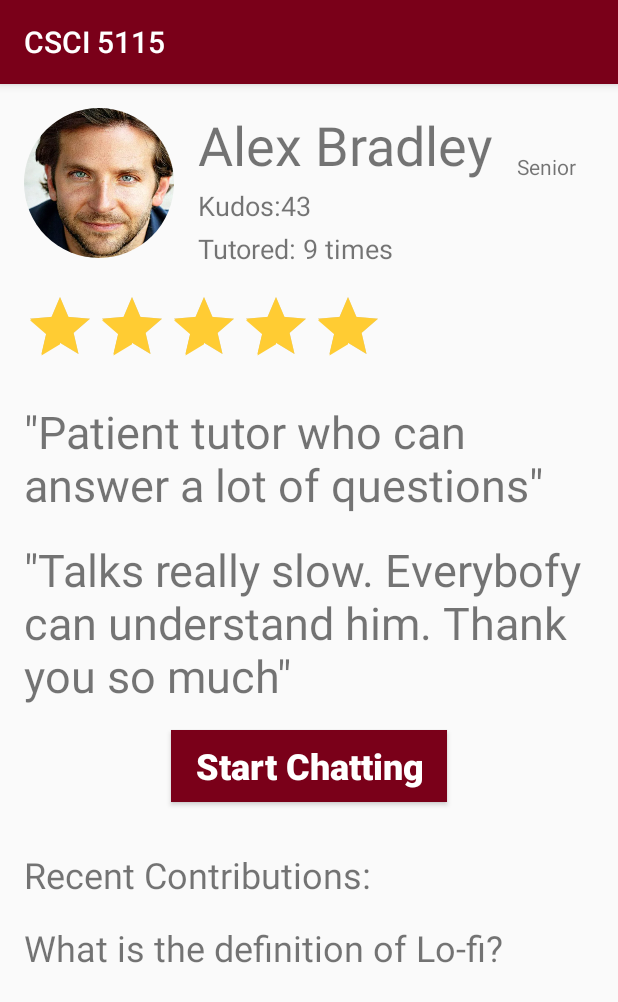
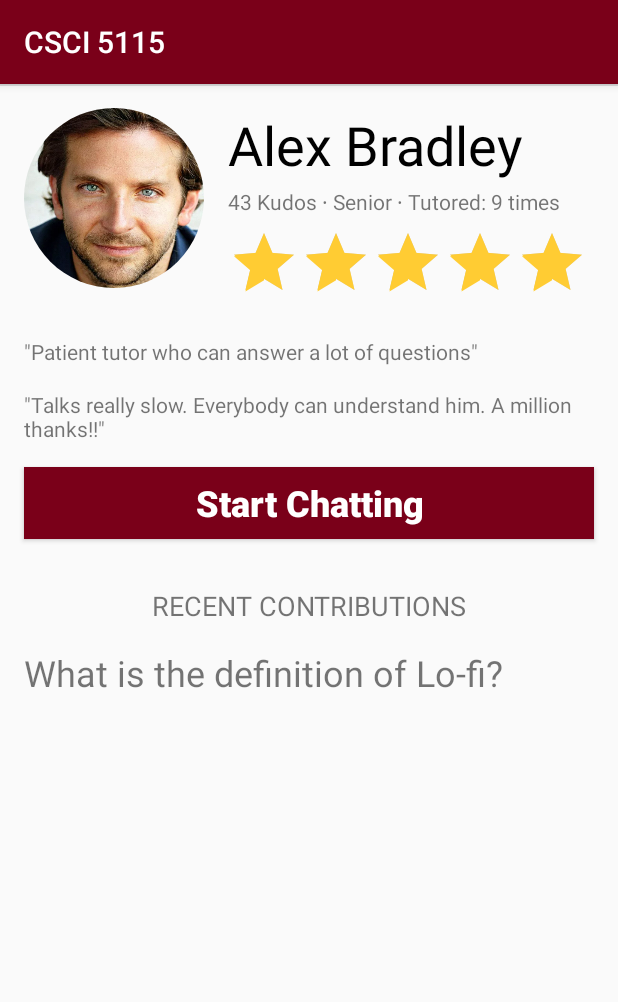
Before and after one commit to jiangzhengwenjz/upeers, an Android app: the TutorDetailActivity screen opened directly, with no data from a screen before it, on a phone screen of 412 x 824 dp. Shown: the top 1002 px of the screen. Run offline under Robolectric (Android 15) with nearby library versions, the phone set to English and light mode, and no system bars; our stand-ins replace CircleImageView.

Commit message:
updated some xml

```diff
--- a/app/src/main/res/layout/activity_tutor_detail.xml
+++ b/app/src/main/res/layout/activity_tutor_detail.xml
@@ -8,8 +8,8 @@
 
     <de.hdodenhof.circleimageview.CircleImageView
         android:id="@+id/tutor_avatar"
-        android:layout_width="@dimen/avatar_dimen"
-        android:layout_height="@dimen/avatar_dimen"
+        android:layout_width="@dimen/avatar_dimen_2"
+        android:layout_height="@dimen/avatar_dimen_2"
         android:layout_marginStart="16dp"
         android:layout_marginLeft="16dp"
         android:layout_marginTop="16dp"
@@ -24,6 +24,7 @@
         android:layout_marginStart="16dp"
         android:layout_marginLeft="16dp"
         android:text="Alex Bradley"
+        android:textColor="#000000"
         android:textSize="36sp"
         app:layout_constraintStart_toEndOf="@+id/tutor_avatar"
         app:layout_constraintTop_toTopOf="@+id/tutor_avatar" />
@@ -32,23 +33,17 @@
         android:id="@+id/senior"
         android:layout_width="wrap_content"
         android:layout_height="wrap_content"
-        android:layout_marginStart="16dp"
-        android:layout_marginLeft="16dp"
-        android:text="Senior"
-        app:layout_constraintBottom_toBottomOf="@+id/tutor_view"
-        app:layout_constraintStart_toEndOf="@+id/tutor_view" />
+        android:text="Senior ∙ "
+        app:layout_constraintStart_toEndOf="@+id/rate"
+        app:layout_constraintTop_toTopOf="@+id/rate" />
 
     <TextView
         android:id="@+id/textView4"
         android:layout_width="wrap_content"
         android:layout_height="wrap_content"
-        android:layout_marginStart="16dp"
-        android:layout_marginLeft="16dp"
-        android:layout_marginTop="4dp"
         android:text="Tutored: 9 times"
-        android:textSize="18sp"
-        app:layout_constraintStart_toEndOf="@+id/tutor_avatar"
-        app:layout_constraintTop_toBottomOf="@+id/rate" />
+        app:layout_constraintStart_toEndOf="@+id/senior"
+        app:layout_constraintTop_toTopOf="@+id/senior" />
 
     <TextView
         android:id="@+id/comments"
@@ -60,7 +55,6 @@
         android:layout_marginEnd="16dp"
         android:layout_marginRight="16dp"
         android:text='"Patient tutor who can answer a lot of questions"'
-        android:textSize="30sp"
         app:layout_constraintEnd_toEndOf="parent"
         app:layout_constraintStart_toStartOf="parent"
         app:layout_constraintTop_toBottomOf="@+id/ratingBar" />
@@ -74,8 +68,7 @@
         android:layout_marginTop="16dp"
         android:layout_marginEnd="16dp"
         android:layout_marginRight="16dp"
-        android:text='"Talks really slow. Everybofy can understand him. Thank you so much"'
-        android:textSize="30sp"
+        android:text='"Talks really slow. Everybody can understand him. A million thanks!!"'
         app:layout_constraintEnd_toEndOf="parent"
         app:layout_constraintStart_toStartOf="parent"
         app:layout_constraintTop_toBottomOf="@+id/comments" />
@@ -87,17 +80,21 @@
         android:layout_marginStart="16dp"
         android:layout_marginLeft="16dp"
         android:layout_marginTop="4dp"
-        android:text="Kudos:43"
-        android:textSize="18sp"
+        android:text="43 Kudos ∙ "
         app:layout_constraintStart_toEndOf="@+id/tutor_avatar"
         app:layout_constraintTop_toBottomOf="@+id/tutor_view" />
 
     <Button
         android:id="@+id/button"
-        android:layout_width="wrap_content"
+        android:layout_width="0dp"
         android:layout_height="wrap_content"
+        android:layout_marginStart="16dp"
+        android:layout_marginLeft="16dp"
         android:layout_marginTop="16dp"
+        android:layout_marginEnd="16dp"
+        android:layout_marginRight="16dp"
         android:background="@color/colorPrimary"
+        android:onClick="onClickStartChatting"
         android:paddingLeft="16dp"
         android:paddingRight="16dp"
         android:text="Start Chatting"
@@ -105,22 +102,17 @@
         android:textColor="@color/colorPrimaryText"
         android:textSize="24sp"
         android:textStyle="bold"
-        android:onClick="onClickStartChatting"
         app:layout_constraintEnd_toEndOf="parent"
         app:layout_constraintStart_toStartOf="parent"
         app:layout_constraintTop_toBottomOf="@+id/comments2" />
 
     <TextView
         android:id="@+id/title_contribution"
-        android:layout_width="0dp"
+        android:layout_width="wrap_content"
         android:layout_height="wrap_content"
-        android:layout_marginStart="16dp"
-        android:layout_marginLeft="16dp"
         android:layout_marginTop="32dp"
-        android:layout_marginEnd="16dp"
-        android:layout_marginRight="16dp"
-        android:text="Recent Contributions:"
-        android:textSize="24sp"
+        android:text="RECENT CONTRIBUTIONS"
+        android:textSize="18sp"
         app:layout_constraintEnd_toEndOf="parent"
         app:layout_constraintStart_toStartOf="parent"
         app:layout_constraintTop_toBottomOf="@+id/button" />
@@ -147,12 +139,20 @@
         android:layout_height="wrap_content"
         android:layout_marginStart="16dp"
         android:layout_marginLeft="16dp"
-        android:layout_marginTop="16dp"
-        app:layout_constraintStart_toStartOf="parent"
+        android:layout_marginTop="4dp"
         android:isIndicator="true"
+        android:rating="5.0"
         android:stepSize="1.0"
-        android:rating="5.0"
-        app:layout_constraintTop_toBottomOf="@+id/textView4" />
+        app:layout_constraintStart_toEndOf="@+id/tutor_avatar"
+        app:layout_constraintTop_toBottomOf="@+id/senior" />
+
+    <View
+        android:id="@+id/divider3"
+        android:layout_width="match_parent"
+        android:layout_height="1dp"
+        android:background="?android:attr/listDivider"
+        tools:layout_editor_absoluteX="-61dp"
+        tools:layout_editor_absoluteY="364dp" />
 
 
 </androidx.constraintlayout.widget.ConstraintLayout>
--- a/app/src/main/res/values/dimens.xml
+++ b/app/src/main/res/values/dimens.xml
@@ -3,6 +3,7 @@
     <dimen name="margin_top">4dp</dimen>
     <dimen name="margin_left">8dp</dimen>
     <dimen name="avatar_dimen">100dp</dimen>
+    <dimen name="avatar_dimen_2">120dp</dimen>
     <dimen name="margin_toolbar">56dp</dimen>
     <dimen name="max_msg_width">1000dp</dimen>
   <!-- Default screen margins, per the Android Design guidelines. -->
```
